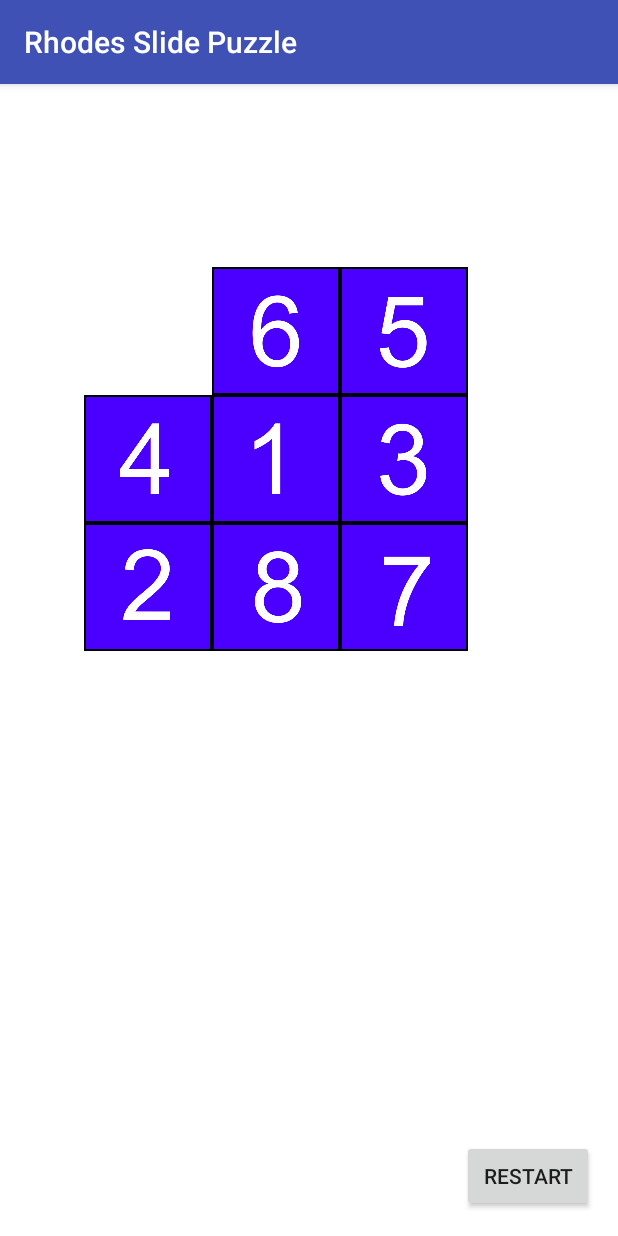
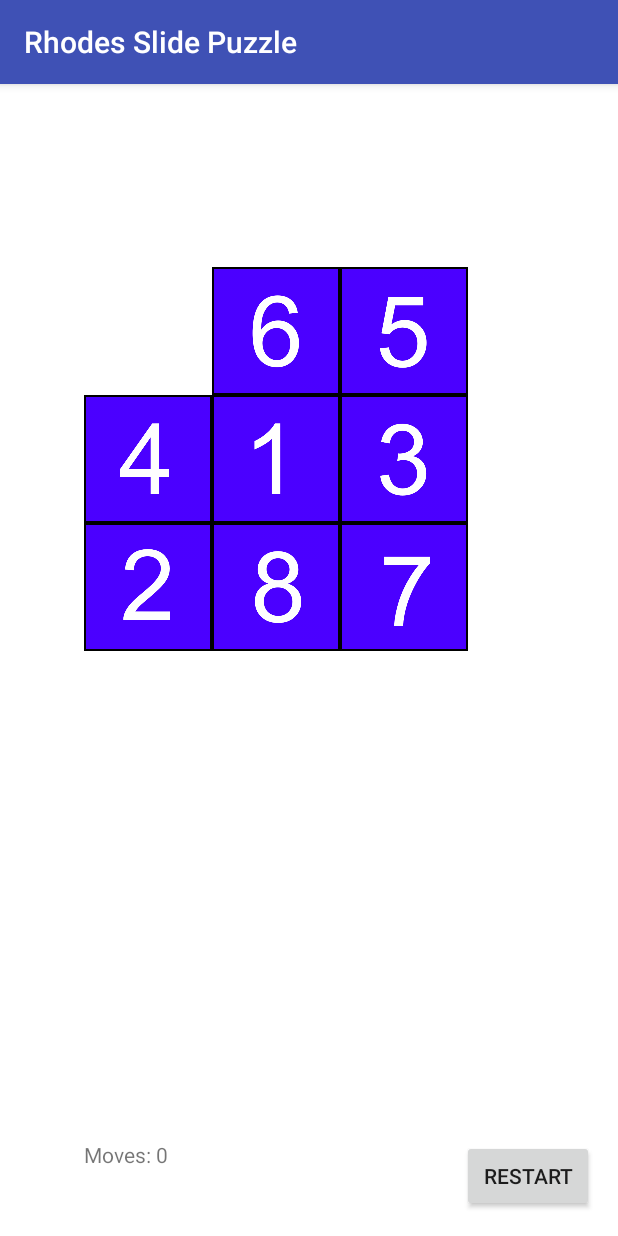
Before and after one commit to sleevy/ArchitectureFinalProject, an Android app: the screen it shows after launch (MainActivity), after a tap on "RESTART", on a phone screen of 412 x 824 dp. Run offline under Robolectric (Android 15) with nearby library versions, the phone set to English and light mode, and no system bars.

Commit message:
added moves counter

```diff
--- a/app/src/main/java/edu/georgiasouthern/cr04956/architecturefinalproject/MainActivity.java
+++ b/app/src/main/java/edu/georgiasouthern/cr04956/architecturefinalproject/MainActivity.java
@@ -11,6 +11,7 @@ import android.widget.ImageView;
 import android.widget.TextView;
 
 import static android.R.attr.animation;
+import static android.R.transition.move;
 import static edu.georgiasouthern.cr04956.architecturefinalproject.R.id.btnRestart;
 
 public class MainActivity extends AppCompatActivity {
@@ -20,6 +21,8 @@ public class MainActivity extends AppCompatActivity {
     TextView winTextView;
     private boolean hasWon;
     private boolean animating;
+    private int numMoves = 0;
+    private TextView moveCounter;
 
     @Override
     protected void onCreate(Bundle savedInstanceState) {
@@ -32,6 +35,8 @@ public class MainActivity extends AppCompatActivity {
         btnRestart.setOnClickListener(new View.OnClickListener() {
             @Override
             public void onClick(View v) {
+                numMoves = 0;
+                updateMoveCounter();
                 game.shuffleBoard();
                 updateBoardState();
                 winTextView.setText(R.string.text_empty);
@@ -71,9 +76,8 @@ public class MainActivity extends AppCompatActivity {
 
                         boolean swapped = game.tryToSwap(finalRow, finalCol);
                         if(swapped) {
-                            //animate swap?
-
-                            //use to animate accordingly
+                            numMoves++;
+                            updateMoveCounter();
                             animateSwap(finalRow, finalCol, emptyRow, emptyCol);
 //                            updateBoardState();
 
@@ -90,9 +94,17 @@ public class MainActivity extends AppCompatActivity {
         }
 
         winTextView = (TextView) findViewById(R.id.txtWin);
+        moveCounter = (TextView) findViewById(R.id.txtMoves);
+        updateMoveCounter();
+    }
+
+    private void updateMoveCounter() {
+        moveCounter.setText(getString(R.string.text_moves, numMoves));
     }
 
     private void animateSwap(final int imgRow, final int imgCol, final int emptyRow, final int emptyCol) {
+
+
         animating = true;
         final ImageView animView = images[imgRow][imgCol];
 
--- a/app/src/main/res/layout/activity_main.xml
+++ b/app/src/main/res/layout/activity_main.xml
@@ -145,4 +145,20 @@
         app:layout_constraintLeft_toRightOf="@+id/tile00"
         app:layout_constraintRight_toRightOf="@+id/tile01"
         app:layout_constraintTop_toTopOf="parent" />
+
+    <TextView
+        android:id="@+id/txtMoves"
+        android:layout_width="wrap_content"
+        android:layout_height="wrap_content"
+        android:layout_marginBottom="8dp"
+        android:layout_marginLeft="0dp"
+        android:layout_marginRight="8dp"
+        android:layout_marginTop="0dp"
+        android:text="@string/text_empty"
+        app:layout_constraintBottom_toBottomOf="@+id/btnRestart"
+        app:layout_constraintHorizontal_bias="0.0"
+        app:layout_constraintLeft_toLeftOf="@+id/tile20"
+        app:layout_constraintRight_toLeftOf="@+id/btnRestart"
+        app:layout_constraintTop_toTopOf="@+id/btnRestart"
+        app:layout_constraintVertical_bias="0.0" />
 </android.support.constraint.ConstraintLayout>
--- a/app/src/main/res/values/strings.xml
+++ b/app/src/main/res/values/strings.xml
@@ -2,4 +2,5 @@
     <string name="app_name">Rhodes Slide Puzzle</string>
     <string name="text_empty"> </string>
     <string name="text_win">You Win!</string>
+    <string name="text_moves">Moves: %d</string>
 </resources>
```
